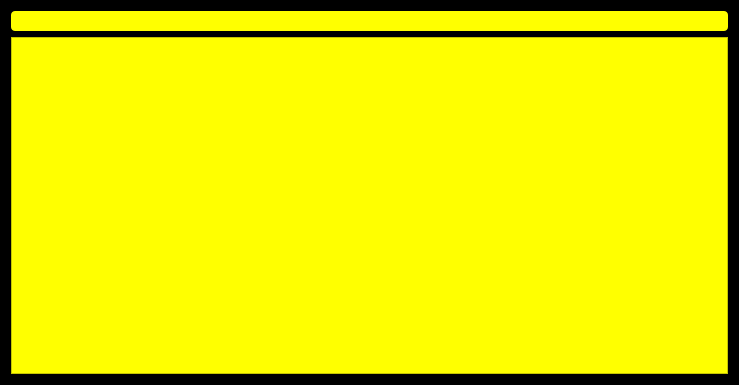
First picture: the form in MyProj/flighttablepage.ui, repository shahabbadihi/airport_managementt, before the edit.
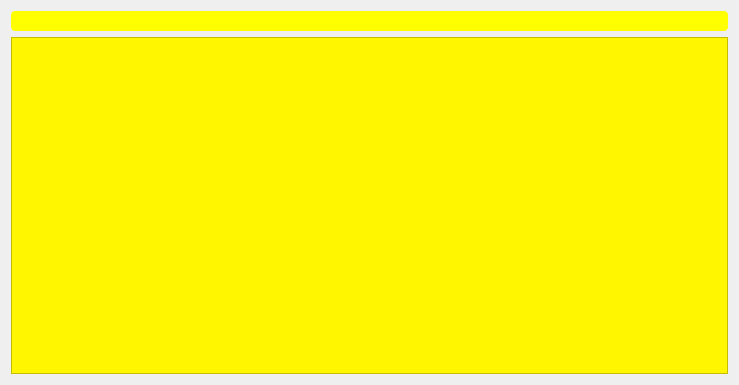
Second picture: the form after the edit.

```diff
--- a/MyProj/flighttablepage.ui
+++ b/MyProj/flighttablepage.ui
@@ -21,12 +21,13 @@
 }
 
 #FlightTablePage {
-	background-color : black;
+
 }
 
 #tableView {
 	
-	background-color: rgb(255, 255, 0);
+	
+	background-color: rgb(255, 246, 0);
 }
 
 QTableView {
```
